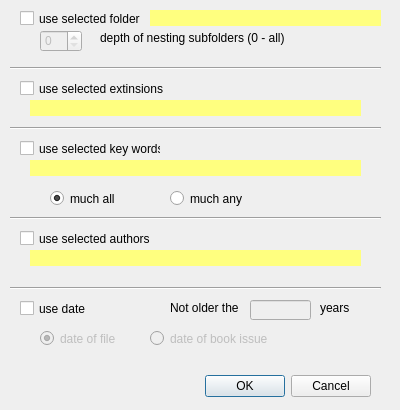
Qt form view/sel_opt.ui (Michal-D4/MyFiles) before a commit.
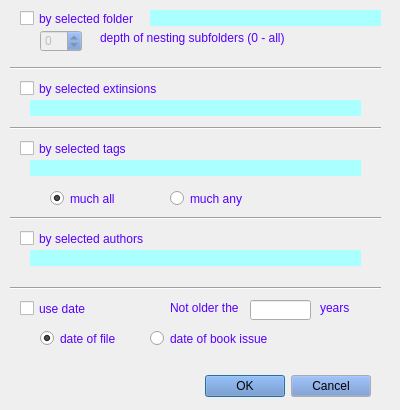
The same form after that commit.

Commit message: color of labels

```diff
--- a/view/sel_opt.ui
+++ b/view/sel_opt.ui
@@ -31,6 +31,70 @@
     <height>410</height>
    </size>
   </property>
+  <property name="palette">
+   <palette>
+    <active>
+     <colorrole role="WindowText">
+      <brush brushstyle="SolidPattern">
+       <color alpha="255">
+        <red>85</red>
+        <green>0</green>
+        <blue>255</blue>
+       </color>
+      </brush>
+     </colorrole>
+     <colorrole role="Button">
+      <brush brushstyle="SolidPattern">
+       <color alpha="255">
+        <red>103</red>
+        <green>140</green>
+        <blue>200</blue>
+       </color>
+      </brush>
+     </colorrole>
+    </active>
+    <inactive>
+     <colorrole role="WindowText">
+      <brush brushstyle="SolidPattern">
+       <color alpha="255">
+        <red>85</red>
+        <green>0</green>
+        <blue>255</blue>
+       </color>
+      </brush>
+     </colorrole>
+     <colorrole role="Button">
+      <brush brushstyle="SolidPattern">
+       <color alpha="255">
+        <red>103</red>
+        <green>140</green>
+        <blue>200</blue>
+       </color>
+      </brush>
+     </colorrole>
+    </inactive>
+    <disabled>
+     <colorrole role="WindowText">
+      <brush brushstyle="SolidPattern">
+       <color alpha="255">
+        <red>120</red>
+        <green>120</green>
+        <blue>120</blue>
+       </color>
+      </brush>
+     </colorrole>
+     <colorrole role="Button">
+      <brush brushstyle="SolidPattern">
+       <color alpha="255">
+        <red>103</red>
+        <green>140</green>
+        <blue>200</blue>
+       </color>
+      </brush>
+     </colorrole>
+    </disabled>
+   </palette>
+  </property>
   <property name="windowTitle">
    <string>Options of file selection</string>
   </property>
@@ -63,7 +127,7 @@
     </rect>
    </property>
    <property name="text">
-    <string>use selected folder</string>
+    <string>by selected folder</string>
    </property>
   </widget>
   <widget class="QSpinBox" name="sbLevel">
@@ -121,7 +185,7 @@
     </rect>
    </property>
    <property name="text">
-    <string>use selected extinsions</string>
+    <string>by selected extinsions</string>
    </property>
    <property name="checked">
     <bool>false</bool>
@@ -150,7 +214,7 @@
     </rect>
    </property>
    <property name="text">
-    <string>use selected key words</string>
+    <string>by selected tags</string>
    </property>
    <property name="checked">
     <bool>false</bool>
@@ -179,7 +243,7 @@
     </rect>
    </property>
    <property name="text">
-    <string>use selected authors</string>
+    <string>by selected authors</string>
    </property>
   </widget>
   <widget class="QRadioButton" name="tagAll">
@@ -251,7 +315,7 @@
   </widget>
   <widget class="QRadioButton" name="dateFile">
    <property name="enabled">
-    <bool>false</bool>
+    <bool>true</bool>
    </property>
    <property name="geometry">
     <rect>
@@ -273,7 +337,7 @@
   </widget>
   <widget class="QRadioButton" name="dateBook">
    <property name="enabled">
-    <bool>false</bool>
+    <bool>true</bool>
    </property>
    <property name="geometry">
     <rect>
@@ -292,7 +356,7 @@
   </widget>
   <widget class="QLineEdit" name="eDate">
    <property name="enabled">
-    <bool>false</bool>
+    <bool>true</bool>
    </property>
    <property name="geometry">
     <rect>
@@ -331,6 +395,178 @@
      <height>16</height>
     </rect>
    </property>
+   <property name="palette">
+    <palette>
+     <active>
+      <colorrole role="WindowText">
+       <brush brushstyle="SolidPattern">
+        <color alpha="255">
+         <red>0</red>
+         <green>0</green>
+         <blue>255</blue>
+        </color>
+       </brush>
+      </colorrole>
+      <colorrole role="Button">
+       <brush brushstyle="SolidPattern">
+        <color alpha="255">
+         <red>170</red>
+         <green>255</green>
+         <blue>255</blue>
+        </color>
+       </brush>
+      </colorrole>
+      <colorrole role="Text">
+       <brush brushstyle="SolidPattern">
+        <color alpha="255">
+         <red>0</red>
+         <green>0</green>
+         <blue>255</blue>
+        </color>
+       </brush>
+      </colorrole>
+      <colorrole role="ButtonText">
+       <brush brushstyle="SolidPattern">
+        <color alpha="255">
+         <red>0</red>
+         <green>0</green>
+         <blue>255</blue>
+        </color>
+       </brush>
+      </colorrole>
+      <colorrole role="Base">
+       <brush brushstyle="SolidPattern">
+        <color alpha="255">
+         <red>170</red>
+         <green>255</green>
+         <blue>255</blue>
+        </color>
+       </brush>
+      </colorrole>
+      <colorrole role="Window">
+       <brush brushstyle="SolidPattern">
+        <color alpha="255">
+         <red>170</red>
+         <green>255</green>
+         <blue>255</blue>
+        </color>
+       </brush>
+      </colorrole>
+     </active>
+     <inactive>
+      <colorrole role="WindowText">
+       <brush brushstyle="SolidPattern">
+        <color alpha="255">
+         <red>0</red>
+         <green>0</green>
+         <blue>255</blue>
+        </color>
+       </brush>
+      </colorrole>
+      <colorrole role="Button">
+       <brush brushstyle="SolidPattern">
+        <color alpha="255">
+         <red>170</red>
+         <green>255</green>
+         <blue>255</blue>
+        </color>
+       </brush>
+      </colorrole>
+      <colorrole role="Text">
+       <brush brushstyle="SolidPattern">
+        <color alpha="255">
+         <red>0</red>
+         <green>0</green>
+         <blue>255</blue>
+        </color>
+       </brush>
+      </colorrole>
+      <colorrole role="ButtonText">
+       <brush brushstyle="SolidPattern">
+        <color alpha="255">
+         <red>0</red>
+         <green>0</green>
+         <blue>255</blue>
+        </color>
+       </brush>
+      </colorrole>
+      <colorrole role="Base">
+       <brush brushstyle="SolidPattern">
+        <color alpha="255">
+         <red>170</red>
+         <green>255</green>
+         <blue>255</blue>
+        </color>
+       </brush>
+      </colorrole>
+      <colorrole role="Window">
+       <brush brushstyle="SolidPattern">
+        <color alpha="255">
+         <red>170</red>
+         <green>255</green>
+         <blue>255</blue>
+        </color>
+       </brush>
+      </colorrole>
+     </inactive>
+     <disabled>
+      <colorrole role="WindowText">
+       <brush brushstyle="SolidPattern">
+        <color alpha="255">
+         <red>0</red>
+         <green>0</green>
+         <blue>255</blue>
+        </color>
+       </brush>
+      </colorrole>
+      <colorrole role="Button">
+       <brush brushstyle="SolidPattern">
+        <color alpha="255">
+         <red>170</red>
+         <green>255</green>
+         <blue>255</blue>
+        </color>
+       </brush>
+      </colorrole>
+      <colorrole role="Text">
+       <brush brushstyle="SolidPattern">
+        <color alpha="255">
+         <red>0</red>
+         <green>0</green>
+         <blue>255</blue>
+        </color>
+       </brush>
+      </colorrole>
+      <colorrole role="ButtonText">
+       <brush brushstyle="SolidPattern">
+        <color alpha="255">
+         <red>0</red>
+         <green>0</green>
+         <blue>255</blue>
+        </color>
+       </brush>
+      </colorrole>
+      <colorrole role="Base">
+       <brush brushstyle="SolidPattern">
+        <color alpha="255">
+         <red>170</red>
+         <green>255</green>
+         <blue>255</blue>
+        </color>
+       </brush>
+      </colorrole>
+      <colorrole role="Window">
+       <brush brushstyle="SolidPattern">
+        <color alpha="255">
+         <red>170</red>
+         <green>255</green>
+         <blue>255</blue>
+        </color>
+       </brush>
+      </colorrole>
+     </disabled>
+    </palette>
+   </property>
    <property name="font">
     <font>
      <italic>true</italic>
@@ -338,7 +574,7 @@
     </font>
    </property>
    <property name="styleSheet">
-    <string notr="true">QLabel { background-color : rgb(255, 255, 127); color : blue; }</string>
+    <string notr="true">QLabel { background-color : rgb(170, 255, 255); color : blue; }</string>
    </property>
    <property name="text">
     <string/>
@@ -367,7 +603,7 @@
     </rect>
    </property>
    <property name="styleSheet">
-    <string notr="true">QLabel { background-color : rgb(255, 255, 127); color : blue; }</string>
+    <string notr="true">QLabel { background-color : rgb(170, 255, 255); color : blue; }</string>
    </property>
    <property name="text">
     <string/>
@@ -383,7 +619,7 @@
     </rect>
    </property>
    <property name="styleSheet">
-    <string notr="true">QLabel { background-color : rgb(255, 255, 127); color : blue; }</string>
+    <string notr="true">QLabel { background-color : rgb(170, 255, 255); color : blue; }</string>
    </property>
    <property name="text">
     <string/>
@@ -399,7 +635,7 @@
     </rect>
    </property>
    <property name="styleSheet">
-    <string notr="true">QLabel { background-color : rgb(255, 255, 127); color : blue; }</string>
+    <string notr="true">QLabel { background-color : rgb(170, 255, 255); color : blue; }</string>
    </property>
    <property name="text">
     <string/>
```
